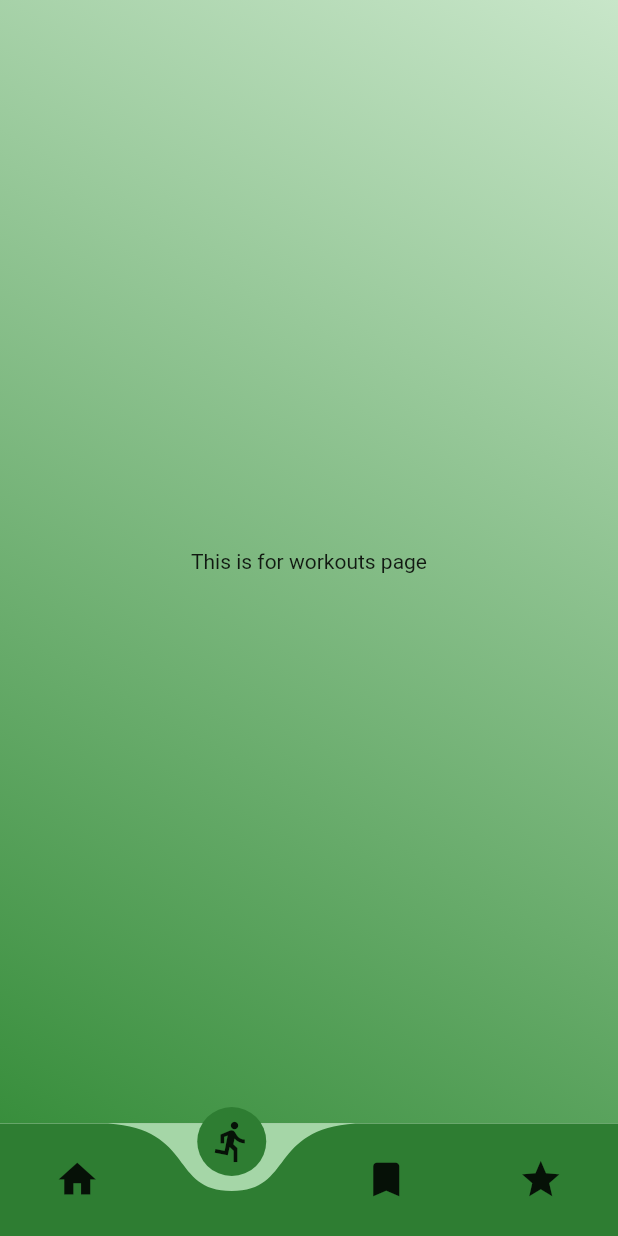
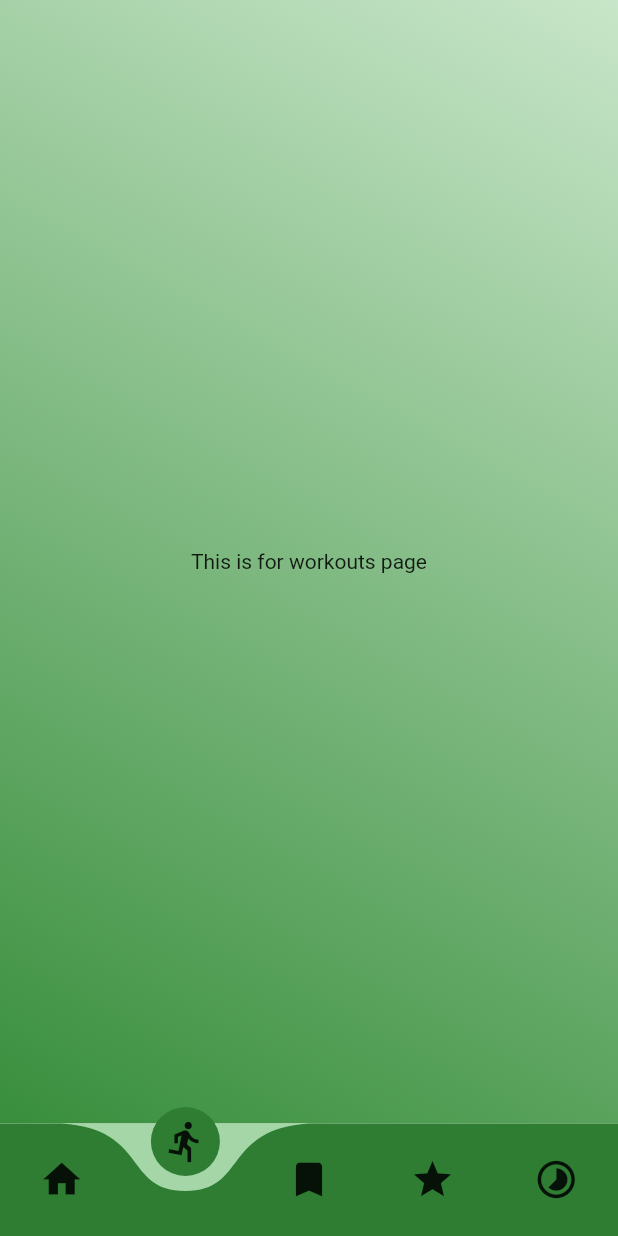
Before and after one commit to angiereyes99/gator-calisthenics-fitness-tracker, a Flutter app: the MainNavigation screen opened directly, item 2 of the bottom bar chosen, on a phone screen of 412 x 824 dp. Run offline on Flutter 3.47's test engine with Material 2 defaults, Android fonts, the phone set to English and light mode, and no system bars; drawn by our look-alikes of curved_navigation_bar; our stand-ins replace firebase_auth, firebase_core, google_sign_in; accounts and stored records are empty; network calls fail.

```diff
--- a/gator_calisthenics_fitness_tracker/lib/main.dart
+++ b/gator_calisthenics_fitness_tracker/lib/main.dart
@@ -3,6 +3,7 @@ import 'package:gator_calisthenics_fitness_tracker/pages/favorites_page.dart';
 import 'package:gator_calisthenics_fitness_tracker/pages/goals_page.dart';
 import 'package:gator_calisthenics_fitness_tracker/pages/login_page.dart';
 import 'package:gator_calisthenics_fitness_tracker/pages/profile_page.dart';
+import 'package:gator_calisthenics_fitness_tracker/pages/running_tracker_page.dart';
 import 'package:gator_calisthenics_fitness_tracker/pages/workouts_page.dart';
 
 
@@ -25,6 +26,7 @@ class GatorCalisthenics extends StatelessWidget {
         WorkoutsPage.id: (context) => WorkoutsPage(),
         GoalsPage.id: (context) => GoalsPage(),
         FavoritesPage.id: (context) => FavoritesPage(),
+        RunningTrackerPage.id: (context) => RunningTrackerPage(),
       },
     );
   }
--- a/gator_calisthenics_fitness_tracker/lib/pages/goals_page.dart
+++ b/gator_calisthenics_fitness_tracker/lib/pages/goals_page.dart
@@ -103,7 +103,8 @@ class GoalsPageState extends State<GoalsPage> {
         builder: (context) {
           return new Scaffold(
             appBar: new AppBar(
-              title: new Text('Add a new task')
+              backgroundColor: Colors.green[800],
+              title: new Text('Add a new goal')
             ),
             body: new TextField(
               autofocus: true,
--- a/gator_calisthenics_fitness_tracker/lib/services/main_navigation.dart
+++ b/gator_calisthenics_fitness_tracker/lib/services/main_navigation.dart
@@ -3,6 +3,7 @@ import 'package:curved_navigation_bar/curved_navigation_bar.dart';
 import 'package:gator_calisthenics_fitness_tracker/pages/favorites_page.dart';
 import 'package:gator_calisthenics_fitness_tracker/pages/goals_page.dart';
 import 'package:gator_calisthenics_fitness_tracker/pages/profile_page.dart';
+import 'package:gator_calisthenics_fitness_tracker/pages/running_tracker_page.dart';
 import 'package:gator_calisthenics_fitness_tracker/pages/workouts_page.dart';
 
 
@@ -17,7 +18,17 @@ class MainNavigation extends StatefulWidget {
 class _MainNavigationState extends State<MainNavigation> {
 
   int _currentIndex = 0;
-  final List<Widget> _pages = [ProfilePage(), WorkoutsPage(), GoalsPage(), FavoritesPage()];
+  final List<Widget> _pages = List<Widget>();
+
+  @override
+  void initState() {
+    _pages.add(ProfilePage());
+    _pages.add(WorkoutsPage());
+    _pages.add(GoalsPage());
+    _pages.add(FavoritesPage());
+    _pages.add(RunningTrackerPage());
+    super.initState();
+  }
 
   void onTappedBar(int index) {
     setState(() {
@@ -36,8 +47,9 @@ class _MainNavigationState extends State<MainNavigation> {
         items: [
           Icon(Icons.home, size: 30,),
           Icon(Icons.directions_run, size: 30),
-          Icon(Icons.bookmark, size:30),
+          Icon(Icons.bookmark, size: 30),
           Icon(Icons.star, size: 30,),
+          Icon(Icons.timelapse, size: 30),
         ],
         backgroundColor: Colors.green[200],
       ),
```
Also changed, not shown: gator_calisthenics_fitness_tracker/lib/pages/running_tracker_page.dart (added, +66 -0 lines), gator_calisthenics_fitness_tracker/lib/streams/stopwatch_stream.dart (added, +35 -0 lines).
